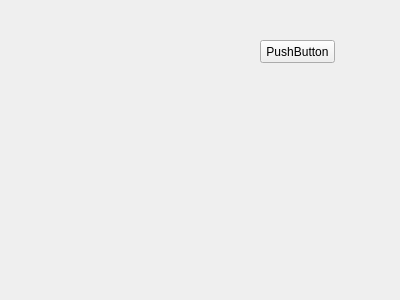
Qt form Python/Python37/example/PyQt/UI/popupdialog.ui (huarong-li/Lhrlearn) before a commit.
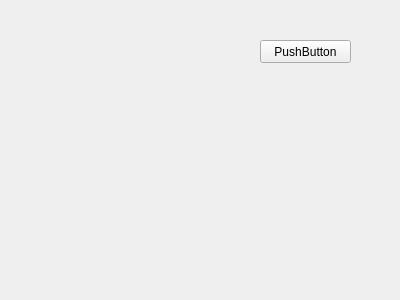
The same form after that commit.

The edit to the form file:
```diff
--- a/Python/Python37/example/PyQt/UI/popupdialog.ui
+++ b/Python/Python37/example/PyQt/UI/popupdialog.ui
@@ -18,7 +18,7 @@
     <rect>
      <x>260</x>
      <y>40</y>
-     <width>75</width>
+     <width>91</width>
      <height>23</height>
     </rect>
    </property>
```
